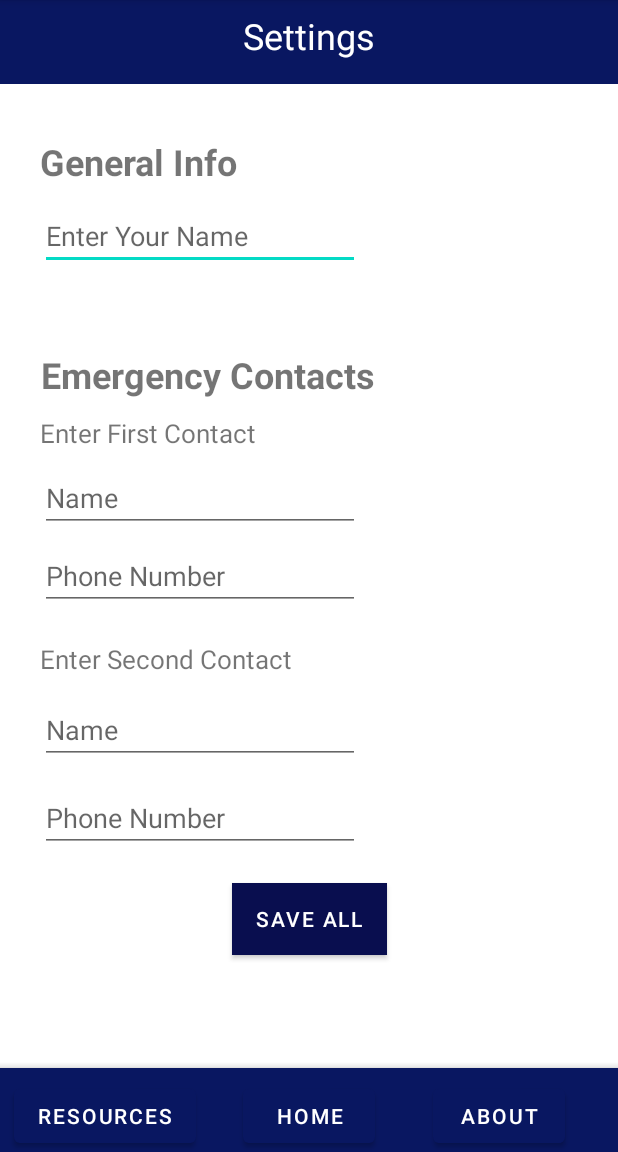
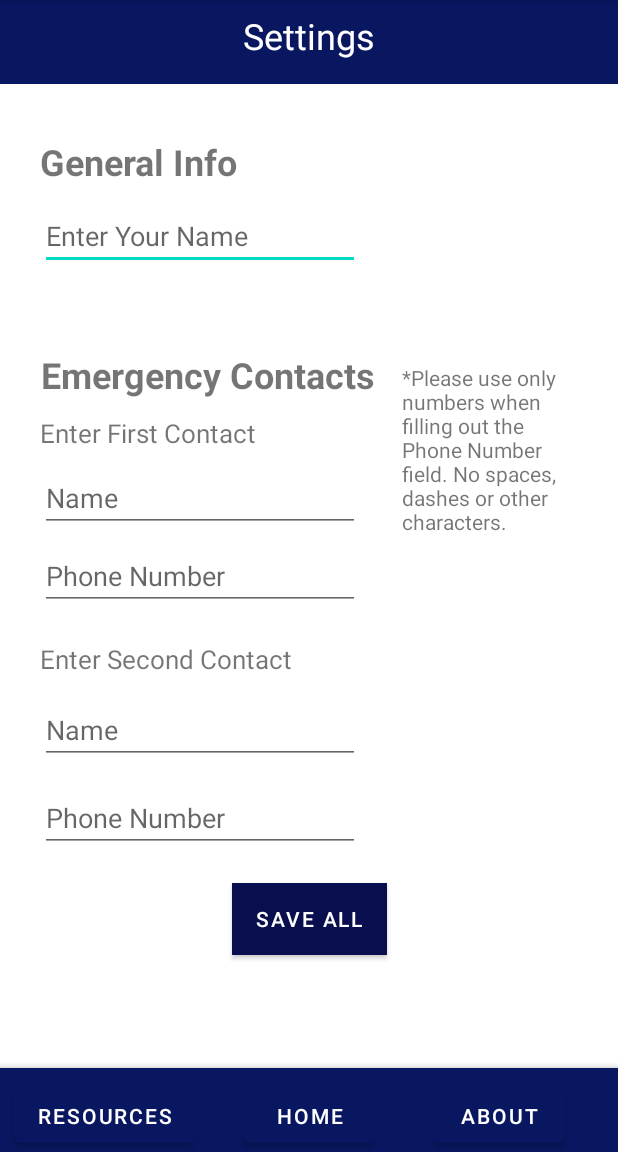
Before and after one commit to karinasanchez04/WIC-Project, an Android app: the screen it shows after launch once a user with an empty profile is signed in (SettingsActivity), after a tap on "SETTINGS", on a phone screen of 412 x 824 dp, the part 84-1236 px from its top. Run offline under Robolectric (Android 15) with nearby library versions, the phone set to English and light mode, and no system bars; our stand-ins replace Firebase (no records; nobody signed in at launch, a user with empty details on screens opened directly).

Commit message:
validation of numbers & user prompt

```diff
--- a/app/src/main/java/com/example/myapplication2/Login.java
+++ b/app/src/main/java/com/example/myapplication2/Login.java
@@ -78,7 +78,7 @@ public class Login extends AppCompatActivity {
                     @Override
                     public void onComplete(@NonNull Task<AuthResult> task) {
                         Toast.makeText(getApplicationContext(), "your google account is connected to our application", Toast.LENGTH_SHORT).show();
-                        startActivity(new Intent(getApplicationContext(),MainActivity.class));
+                        startActivity(new Intent(getApplicationContext(),LoadingScreen.class));
                     }
                 }).addOnFailureListener(new OnFailureListener() {
                     @Override
--- a/app/src/main/java/com/example/myapplication2/MainActivity.java
+++ b/app/src/main/java/com/example/myapplication2/MainActivity.java
@@ -4,6 +4,7 @@ import android.Manifest;
 import android.app.AlertDialog;
 import android.app.Dialog;
 import android.content.Context;
+import android.content.DialogInterface;
 import android.content.Intent;
 import android.content.SharedPreferences;
 import android.content.pm.PackageManager;
@@ -125,7 +126,7 @@ public class MainActivity extends AppCompatActivity {
 
         aboutBtn = (Button) findViewById(R.id.button14);
         aboutBtn.setOnClickListener(v -> openAboutActivity());
-
+        promptUser();
         //emergencyBtn functionality
         emergencyBtn = (Button) findViewById(R.id.button2);
         emergencyBtn.setOnClickListener(new View.OnClickListener() {
@@ -349,4 +350,22 @@ public class MainActivity extends AppCompatActivity {
             Toast.makeText(this, "Failed to send message.", Toast.LENGTH_SHORT).show();
         }
     }
+    public void promptUser(){
+        if(firstContactNum.isEmpty() && secondContactNum.isEmpty()){
+            new AlertDialog.Builder(this)
+                    .setTitle("Contact Info not set")
+                    .setMessage("Please enter contact information in Settings for Share Location feature to work")
+                    .setPositiveButton("Ok", new DialogInterface.OnClickListener() {
+
+                        @Override
+                        public void onClick(DialogInterface dialog, int which) {
+                            dialog.dismiss();
+                        }
+                    })
+                    .create().show();
+
+        }
+    }
+
+
 }
--- a/app/src/main/res/layout/activity_main.xml
+++ b/app/src/main/res/layout/activity_main.xml
@@ -86,7 +86,7 @@
     <Button
         android:id="@+id/location_button"
         android:layout_width="180dp"
-        android:layout_height="87dp"
+        android:layout_height="77dp"
         android:background="#FFFFFF"
         android:text="Start Sharing Location"
         app:backgroundTint="#091761"
--- a/app/src/main/res/layout/settings_screen.xml
+++ b/app/src/main/res/layout/settings_screen.xml
@@ -223,4 +223,16 @@
         app:layout_constraintTop_toTopOf="parent"
         app:layout_constraintVertical_bias="0.818" />
 
+    <TextView
+        android:id="@+id/textView6"
+        android:layout_width="110dp"
+        android:layout_height="wrap_content"
+        android:text="*Please use only numbers when filling out the Phone Number field. No spaces, dashes or other characters."
+        android:textSize="14sp"
+        app:layout_constraintBottom_toBottomOf="parent"
+        app:layout_constraintEnd_toEndOf="parent"
+        app:layout_constraintHorizontal_bias="0.887"
+        app:layout_constraintStart_toStartOf="parent"
+        app:layout_constraintTop_toTopOf="parent"
+        app:layout_constraintVertical_bias="0.371" />
 </androidx.constraintlayout.widget.ConstraintLayout>
```
Also changed, not shown: app/src/main/java/com/example/myapplication2/SettingsActivity.java (+21 -1 lines).
